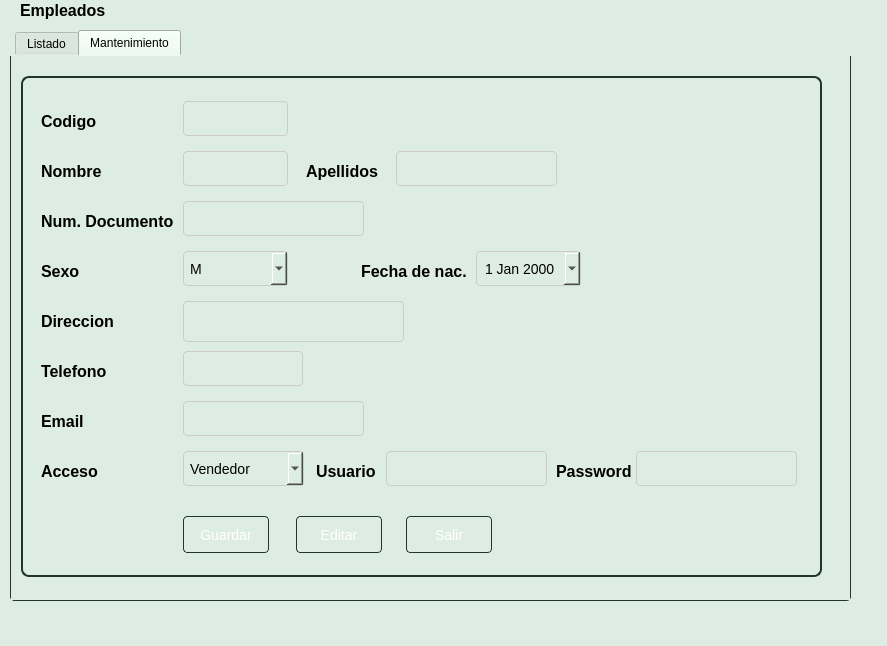
This is Sistema de ventas/ui/FrmEmpleado.ui in CodeDrTech/DevelopPython as Qt 5 draws it before an edit. The edited form follows.
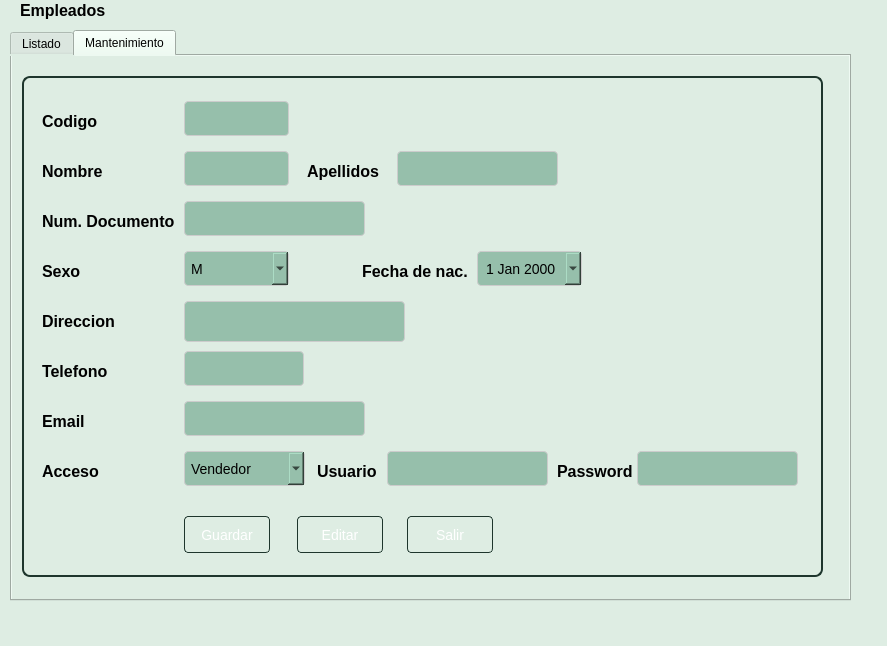
This is the edited form. The open tabs and pages were chosen to show the change.

Patch:
```diff
--- a/Sistema de ventas/ui/FrmEmpleado.ui
+++ b/Sistema de ventas/ui/FrmEmpleado.ui
@@ -66,36 +66,26 @@
      <string>&lt;html&gt;&lt;head/&gt;&lt;body&gt;&lt;p&gt;ver, agregar o editar un empleado&lt;/p&gt;&lt;/body&gt;&lt;/html&gt;</string>
     </property>
     <property name="styleSheet">
-     <string notr="true">QTabWidget {
-    background-color: #deede3;
-    border: 1px solid #cccccc;
+     <string notr="true">QPushButton {
+    background: qlineargradient(x1: 0, y1: 0, x2: 0, y2: 1,
+                                 stop: 0 #c0dacb, stop: 1 #96bfab);
+    color: #ffffff;
+    border: 1px solid #1e362d;
+    padding: 8px 16px;
     border-radius: 4px;
+    font-size: 14px;
 }
 
-QTabWidget::tab-bar {
-    left: 5px;
+QPushButton:hover {
+    background: qlineargradient(x1: 0, y1: 0, x2: 0, y2: 1,
+                                 stop: 0 #689f84, stop: 1 #96bfaa);
+    border: 1px solid #96bfaa;
 }
 
-QTabWidget::tab {
-    background-color: #deede3;
-    border: 1px solid #1e362d;
-    border-bottom-left-radius: 4px;
-    border-bottom-right-radius: 4px;
-    padding: 6px 12px;
-}
-
-QTabWidget::tab:selected {
-    background-color: #c0dacb;
-    border: 1px solid #1e362d;
-    border-bottom: 1px solid #c0dacb;
-}
-
-QTabWidget::pane {
-    background-color: #deede3;
-    border: 1px solid #1e362d;
-    border-top: none;
-    border-bottom-left-radius: 4px;
-    border-bottom-right-radius: 4px;
+QPushButton:pressed {
+    background: qlineargradient(x1: 0, y1: 0, x2: 0, y2: 1,
+                                 stop: 0 #2a5242, stop: 1 #32624d);
+    border: 1px solid #32624d;
 }</string>
     </property>
     <property name="currentIndex">
@@ -603,7 +593,7 @@
        </property>
        <property name="styleSheet">
         <string notr="true">QLineEdit {
-    background-color: #deede3;
+    background-color: #96bfab;
     border: 1px solid #cccccc;
     padding: 6px;
     border-radius: 4px;
@@ -639,7 +629,7 @@
        </property>
        <property name="styleSheet">
         <string notr="true">QLineEdit {
-    background-color: #deede3;
+    background-color: #96bfab;
     border: 1px solid #cccccc;
     padding: 6px;
     border-radius: 4px;
@@ -672,7 +662,7 @@
        </property>
        <property name="styleSheet">
         <string notr="true">QTextEdit {
-    background-color: #deede3;
+    background-color: #96bfab;
     border: 1px solid #cccccc;
     padding: 6px;
     border-radius: 4px;
@@ -748,7 +738,7 @@
        </property>
        <property name="styleSheet">
         <string notr="true">QLineEdit {
-    background-color: #deede3;
+    background-color: #96bfab;
     border: 1px solid #cccccc;
     padding: 6px;
     border-radius: 4px;
@@ -805,7 +795,7 @@
        </property>
        <property name="styleSheet">
         <string notr="true">QLineEdit {
-    background-color: #deede3;
+    background-color: #96bfab;
     border: 1px solid #cccccc;
     padding: 6px;
     border-radius: 4px;
@@ -862,7 +852,7 @@
        </property>
        <property name="styleSheet">
         <string notr="true">QLineEdit {
-    background-color: #deede3;
+    background-color: #96bfab;
     border: 1px solid #cccccc;
     padding: 6px;
     border-radius: 4px;
@@ -895,7 +885,7 @@
        </property>
        <property name="styleSheet">
         <string notr="true">QLineEdit {
-    background-color: #deede3;
+    background-color: #96bfab;
     border: 1px solid #cccccc;
     padding: 6px;
     border-radius: 4px;
@@ -951,8 +941,9 @@
         </rect>
        </property>
        <property name="styleSheet">
-        <string notr="true">QComboBox {
-    background-color: #deede3;
+        <string notr="true">/* Estilos para QComboBox */
+QComboBox {
+    background-color: #96bfab;
     border: 1px solid #cccccc;
     padding: 6px;
     border-radius: 4px;
@@ -1021,8 +1012,9 @@
         <bool>false</bool>
        </property>
        <property name="styleSheet">
-        <string notr="true">QDateEdit {
-    background-color: #deede3;
+        <string notr="true">/* Estilos para QDateEdit */
+QDateEdit {
+    background-color: #96bfab;
     border: 1px solid #cccccc;
     border-radius: 4px;
     font-size: 14px;
@@ -1124,8 +1116,9 @@
         </rect>
        </property>
        <property name="styleSheet">
-        <string notr="true">QComboBox {
-    background-color: #deede3;
+        <string notr="true">/* Estilos para QComboBox */
+QComboBox {
+    background-color: #96bfab;
     border: 1px solid #cccccc;
     padding: 6px;
     border-radius: 4px;
@@ -1173,7 +1166,7 @@
        </property>
        <property name="styleSheet">
         <string notr="true">QLineEdit {
-    background-color: #deede3;
+    background-color: #96bfab;
     border: 1px solid #cccccc;
     padding: 6px;
     border-radius: 4px;
@@ -1206,7 +1199,7 @@
        </property>
        <property name="styleSheet">
         <string notr="true">QLineEdit {
-    background-color: #deede3;
+    background-color: #96bfab;
     border: 1px solid #cccccc;
     padding: 6px;
     border-radius: 4px;
```
Left out of the diff: 21 changed lines with no effect on the pictures.
